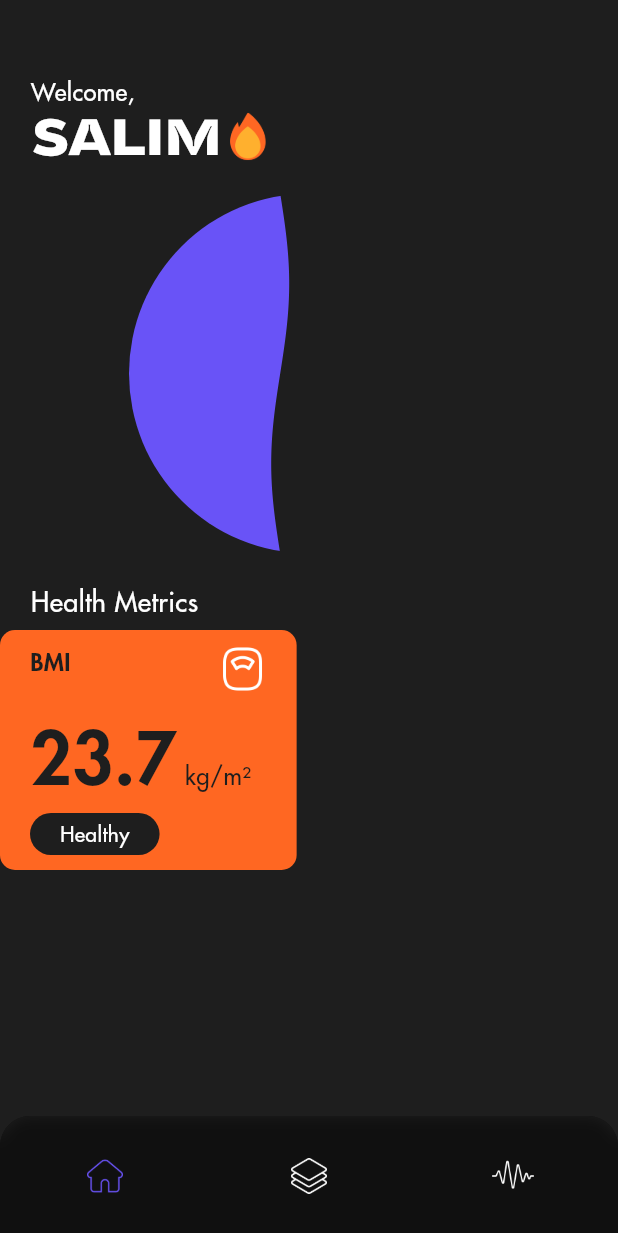
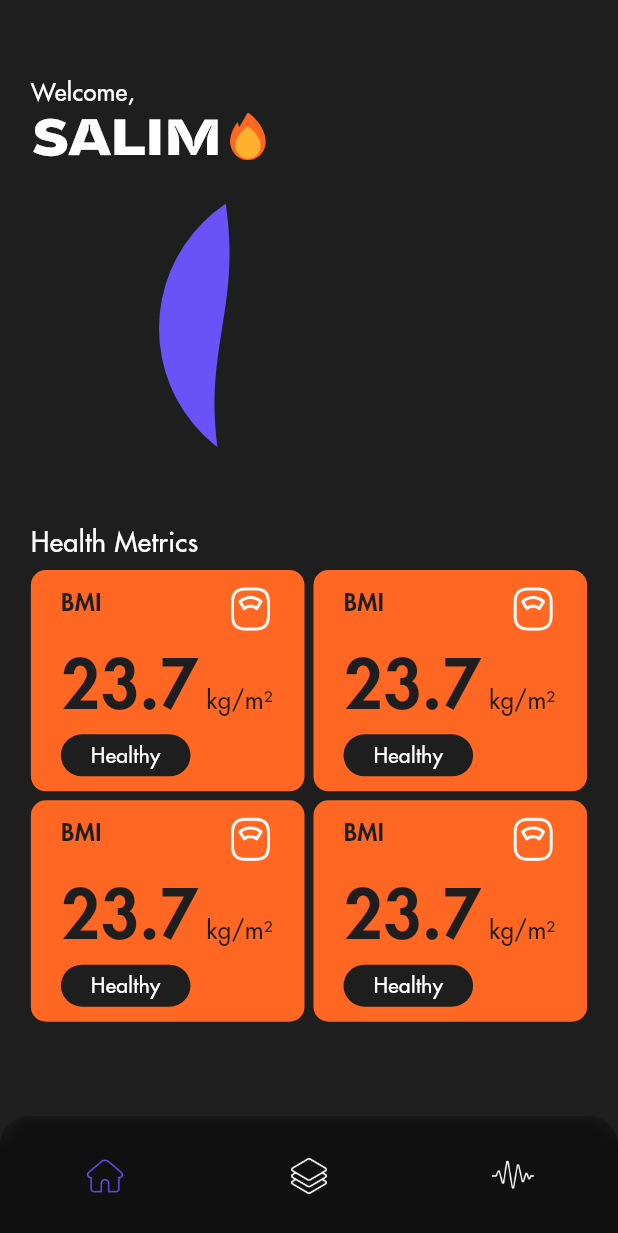
Before and after one commit to Salim-Ali-94/neutrino, a Flutter app: the screen it shows after launch, on a phone screen of 412 x 824 dp. Shown: the top 1233 px of the screen. Run offline on Flutter 3.47's test engine with Material 2 defaults, Android fonts, the phone set to English and light mode, and no system bars; our stand-ins replace liquid_progress_indicator_v2.

Commit message:
added a static grid section to the home screen

```diff
--- a/lib/screens/home.dart
+++ b/lib/screens/home.dart
@@ -28,23 +28,32 @@ class Home extends StatelessWidget {
 
                                                                                                                                                                                        Image.asset("assets/icons/flame.png", width: 36)])]))]),
 
-                                                                        SizedBox(height: 10),
+                                                                        // SizedBox(height: 10),
+                                                                        // SizedBox(height: 5),
 
-                                                                        Row(mainAxisAlignment: MainAxisAlignment.center, children: [SizedBox(width: 240, height: 240,
+                                                                        // Row(mainAxisAlignment: MainAxisAlignment.center, children: [SizedBox(width: 240, height: 240,
+                                                                        Row(mainAxisAlignment: MainAxisAlignment.center, children: [SizedBox(width: 200, height: 200,
                                                                                                                                             //  child: LiquidCircularProgressIndicator(value: 0.62, borderWidth: 0, direction: Axis.vertical,
-                                                                                                                                             child: LiquidCircularProgressIndicator(value: 0.42, borderWidth: 0, direction: Axis.horizontal,
+                                                                                                                                             child: LiquidCircularProgressIndicator(value: 0.21, borderWidth: 0, direction: Axis.horizontal,
                                                                                                                                                                                     valueColor: AlwaysStoppedAnimation(blue),
                                                                                                                                                                                     backgroundColor: Colors.transparent,
                                                                                                                                                                                     borderColor: Colors.transparent))]),
 
-                                                                        SizedBox(height: 20),
+                                                                        SizedBox(height: 30),
 
                                                                         Container(padding: EdgeInsets.only(left: screenWidth*0.05), child: Text("Health Metrics", style: TextStyle(fontFamily: "Futura", fontSize: 18,
                                                                                                                                                                                    color: Colors.white, fontWeight: FontWeight.w500))),
 
                                                                         SizedBox(height: 5),
 
-                                                                        InfoCard()])));
+                                                                        // InfoCard(),
+
+                                                                        // GridView.builder(itemCount: 4, shrinkWrap: true, physics: NeverScrollableScrollPhysics(), padding: const EdgeInsets.only(left: 5, right: 5), primary: false,
+                                                                        GridView.builder(itemCount: 4, shrinkWrap: true, physics: NeverScrollableScrollPhysics(), padding: EdgeInsets.only(left: screenWidth*0.05, right: screenWidth*0.05), primary: false,
+                                                                                         gridDelegate: SliverGridDelegateWithFixedCrossAxisCount(childAspectRatio: screenWidth*0.48 / 160, crossAxisSpacing: 6, mainAxisSpacing: 6, crossAxisCount: 2),
+                                                                                         itemBuilder: (_, index) => [InfoCard(), InfoCard(), InfoCard(), InfoCard()][index])
+
+                                                                        ])));
 
   }
 
--- a/lib/widgets/info_card.dart
+++ b/lib/widgets/info_card.dart
@@ -26,7 +26,11 @@ class InfoCard extends StatelessWidget {
                                                                                                              // fontFamily: "Futura", fontSize: 52)),
                                                                                                              // fontFamily: "Futura", fontSize: 42)),
                                                                                                              // fontFamily: "Futura", fontSize: 50)),
-                                                                                                             fontFamily: "Futura", fontSize: 48)),
+
+                                                                                                            //  fontFamily: "Futura", fontSize: 48)),
+                                                                                                            //  fontFamily: "Futura", fontSize: screenWidth*0.117)),
+
+                                                                                                             fontFamily: "Futura", fontSize: screenWidth*0.109)),
 
                                                                               SizedBox(width: 5),
 
```
